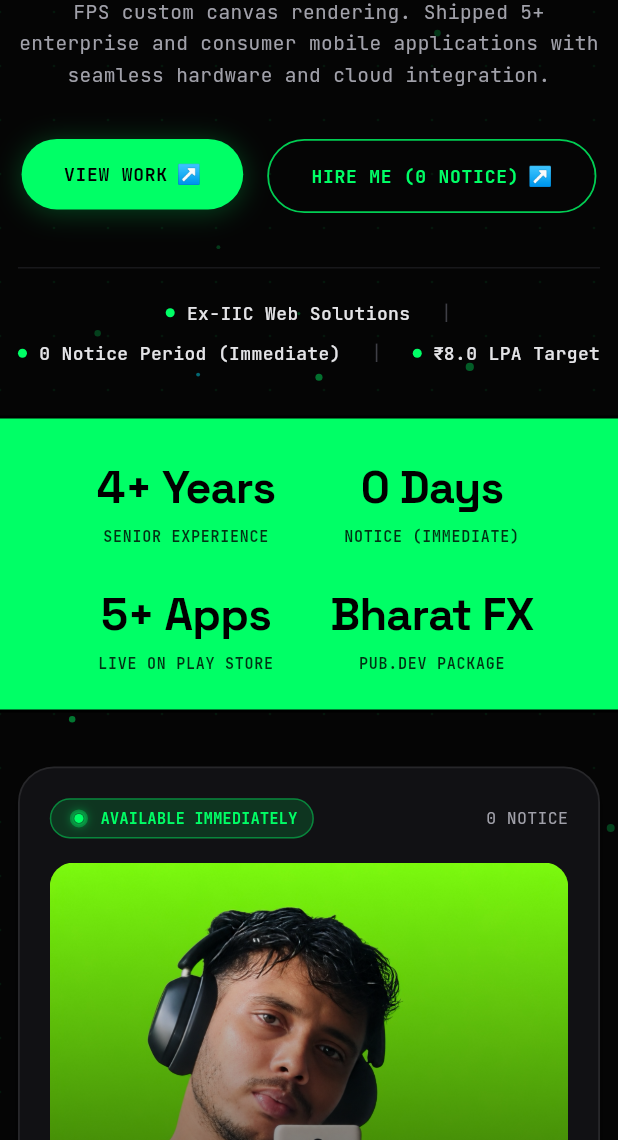
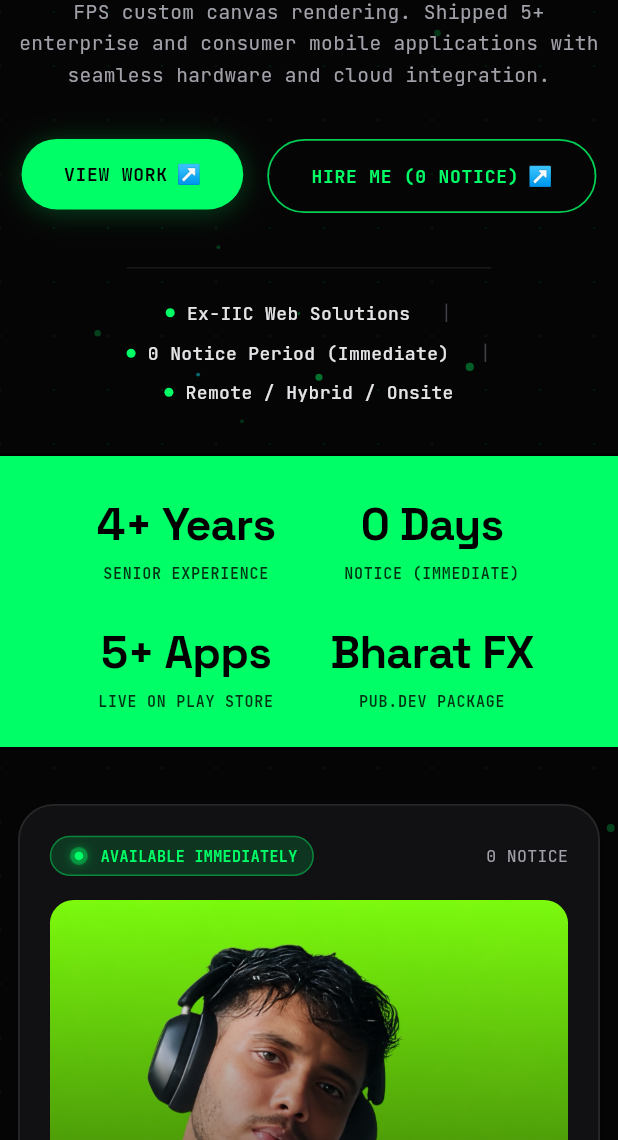
Before and after one commit to Codernta/codernta.github.io, a Flutter app: the screen it shows after launch, scrolled down 576 dp, on a phone screen of 412 x 824 dp, the part 96-1236 px from its top. Run offline on Flutter 3.47's test engine with Material 3 defaults, Android fonts, the phone set to English and light mode, and no system bars; our stand-ins replace google_fonts.

Commit message:
feat: remove salary and CTC details from profile and UI

```diff
--- a/lib/core/constants/app_strings.dart
+++ b/lib/core/constants/app_strings.dart
@@ -17,8 +17,6 @@ class AppStrings {
       'Senior Flutter Developer with 4+ years of experience building scalable Android and iOS applications using Flutter. Experienced in Clean Architecture, BLoC, GetX, Provider, OpenAI integrations, BLE, CI/CD, Firebase, Socket.IO, payment gateways, Google Maps, and performance optimization.';
   static const String availabilityStatus = 'IMMEDIATE';
   static const String noticePeriod = '0 Days (Instant)';
-  static const String targetCTC = '₹8.0 LPA';
-  static const String currentCTC = '₹6.5 LPA';
   static const String workPreference = 'Remote / Hybrid / Onsite';
 
   // Stats
--- a/lib/features/portfolio/data/datasources/portfolio_local_data_source.dart
+++ b/lib/features/portfolio/data/datasources/portfolio_local_data_source.dart
@@ -26,8 +26,6 @@ class PortfolioLocalDataSourceImpl implements PortfolioLocalDataSource {
           'Senior Flutter Developer with 4+ years of experience building scalable Android and iOS applications using Flutter. Experienced in Clean Architecture, BLoC, GetX, Provider, OpenAI integrations, BLE, CI/CD, Firebase, Socket.IO, payment gateways, Google Maps, and performance optimization.',
       availabilityStatus: 'IMMEDIATE',
       noticePeriod: '0 Days (Instant)',
-      targetCTC: '₹8.0 LPA',
-      currentCTC: '₹6.5 LPA',
       workPreference: 'Remote / Hybrid / Onsite',
       company: 'IIC WebSolutions Pvt Ltd',
       roleAtCompany: 'Senior Flutter Developer',
--- a/lib/features/portfolio/data/models/developer_profile_model.dart
+++ b/lib/features/portfolio/data/models/developer_profile_model.dart
@@ -8,8 +8,6 @@ class DeveloperProfileModel extends DeveloperProfile {
     required super.bio,
     required super.availabilityStatus,
     required super.noticePeriod,
-    required super.targetCTC,
-    required super.currentCTC,
     required super.workPreference,
     required super.company,
     required super.roleAtCompany,
@@ -27,8 +25,6 @@ class DeveloperProfileModel extends DeveloperProfile {
       bio: json['bio'] as String,
       availabilityStatus: json['availabilityStatus'] as String,
       noticePeriod: json['noticePeriod'] as String,
-      targetCTC: json['targetCTC'] as String,
-      currentCTC: json['currentCTC'] as String,
       workPreference: json['workPreference'] as String,
       company: json['company'] as String,
       roleAtCompany: json['roleAtCompany'] as String,
@@ -47,8 +43,6 @@ class DeveloperProfileModel extends DeveloperProfile {
       'bio': bio,
       'availabilityStatus': availabilityStatus,
       'noticePeriod': noticePeriod,
-      'targetCTC': targetCTC,
-      'currentCTC': currentCTC,
       'workPreference': workPreference,
       'company': company,
       'roleAtCompany': roleAtCompany,
--- a/lib/features/portfolio/domain/entities/developer_profile.dart
+++ b/lib/features/portfolio/domain/entities/developer_profile.dart
@@ -6,8 +6,6 @@ class DeveloperProfile {
   final String bio;
   final String availabilityStatus;
   final String noticePeriod;
-  final String targetCTC;
-  final String currentCTC;
   final String workPreference;
   final String company;
   final String roleAtCompany;
@@ -23,8 +21,6 @@ class DeveloperProfile {
     required this.bio,
     required this.availabilityStatus,
     required this.noticePeriod,
-    required this.targetCTC,
-    required this.currentCTC,
     required this.workPreference,
     required this.company,
     required this.roleAtCompany,
--- a/lib/features/portfolio/presentation/widgets/about_section.dart
+++ b/lib/features/portfolio/presentation/widgets/about_section.dart
@@ -179,7 +179,7 @@ class AboutSection extends StatelessWidget {
           ),
           const SizedBox(height: 16),
 
-          // Compensation & Notice Strip
+          // Availability & Notice Strip
           Container(
             padding: const EdgeInsets.symmetric(horizontal: 14, vertical: 10),
             decoration: BoxDecoration(
@@ -194,7 +194,7 @@ class AboutSection extends StatelessWidget {
                   crossAxisAlignment: CrossAxisAlignment.start,
                   children: [
                     Text(
-                      'CURRENT CTC',
+                      'STATUS',
                       style: AppTypography.mono(
                         fontSize: 9,
                         color: const Color(0xFF71717A),
@@ -202,10 +202,12 @@ class AboutSection extends StatelessWidget {
                     ),
                     const SizedBox(height: 2),
                     Text(
-                      profile.currentCTC.isNotEmpty ? profile.currentCTC : '₹6.5 LPA',
+                      profile.availabilityStatus.isNotEmpty
+                          ? profile.availabilityStatus
+                          : 'IMMEDIATE',
                       style: AppTypography.monoBold(
                         fontSize: 12,
-                        color: Colors.white,
+                        color: AppColors.neonGreen,
                       ),
                     ),
                   ],
@@ -219,7 +221,7 @@ class AboutSection extends StatelessWidget {
                   crossAxisAlignment: CrossAxisAlignment.start,
                   children: [
                     Text(
-                      'TARGET CTC',
+                      'NOTICE PERIOD',
                       style: AppTypography.mono(
                         fontSize: 9,
                         color: const Color(0xFF71717A),
@@ -227,10 +229,12 @@ class AboutSection extends StatelessWidget {
                     ),
                     const SizedBox(height: 2),
                     Text(
-                      profile.targetCTC.isNotEmpty ? profile.targetCTC : '₹8.0 LPA',
+                      profile.noticePeriod.isNotEmpty
+                          ? profile.noticePeriod
+                          : '0 Days (Instant)',
                       style: AppTypography.monoBold(
                         fontSize: 12,
-                        color: AppColors.neonGreen,
+                        color: Colors.white,
                       ),
                     ),
                   ],
--- a/lib/features/portfolio/presentation/widgets/hero_section.dart
+++ b/lib/features/portfolio/presentation/widgets/hero_section.dart
@@ -273,7 +273,7 @@ class _HeroSectionState extends State<HeroSection>
               Text('|', style: AppTypography.mono(color: const Color(0xFF3F3F46))),
               _buildTelemetryItem('0 Notice Period (Immediate)'),
               Text('|', style: AppTypography.mono(color: const Color(0xFF3F3F46))),
-              _buildTelemetryItem('₹8.0 LPA Target'),
+              _buildTelemetryItem(widget.profile.workPreference),
             ],
           ),
         ),
--- a/lib/features/portfolio/presentation/widgets/timeline_experience_section.dart
+++ b/lib/features/portfolio/presentation/widgets/timeline_experience_section.dart
@@ -395,7 +395,7 @@ class _ExperienceTimelineCard extends StatelessWidget {
                       }).toList(),
                     ),
 
-                    // Availability & CTC pills for current position
+                    // Availability pills for current position
                     if (profile != null) ...[
                       const SizedBox(height: 16),
                       Wrap(
@@ -409,10 +409,6 @@ class _ExperienceTimelineCard extends StatelessWidget {
                             borderColor:
                                 AppColors.neonGreen.withValues(alpha: 0.3),
                             textColor: AppColors.neonGreen,
-                          ),
-                          BadgeChip(
-                            label: 'Expected: ${profile!.targetCTC}',
-                            backgroundColor: const Color(0xFF141418),
                           ),
                           BadgeChip(
                             label: profile!.workPreference,
```
